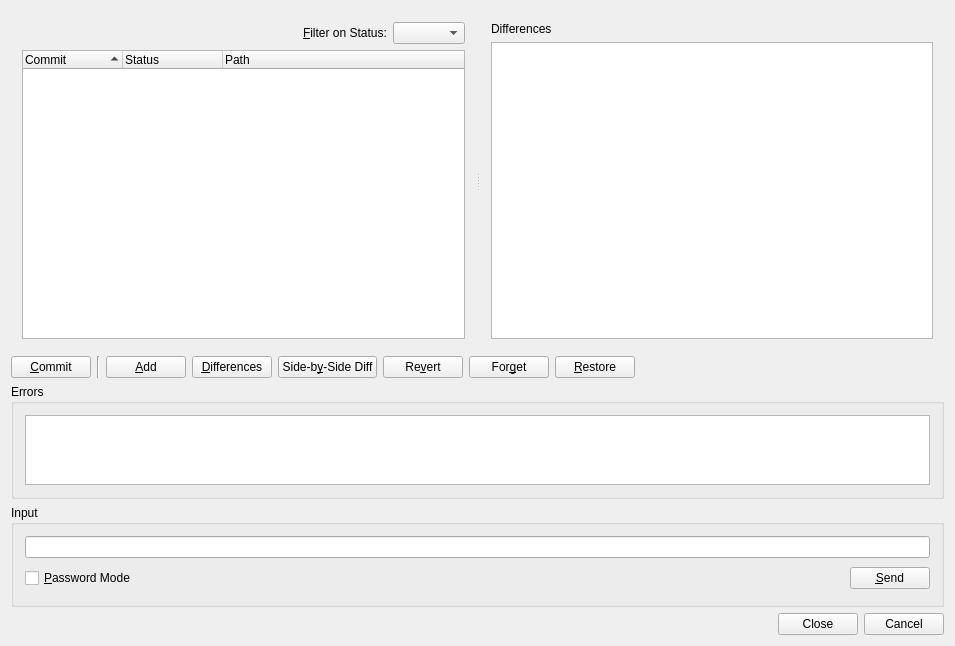
testmana2/test, file Plugins/VcsPlugins/vcsMercurial/HgStatusDialog.ui: the form before one commit.
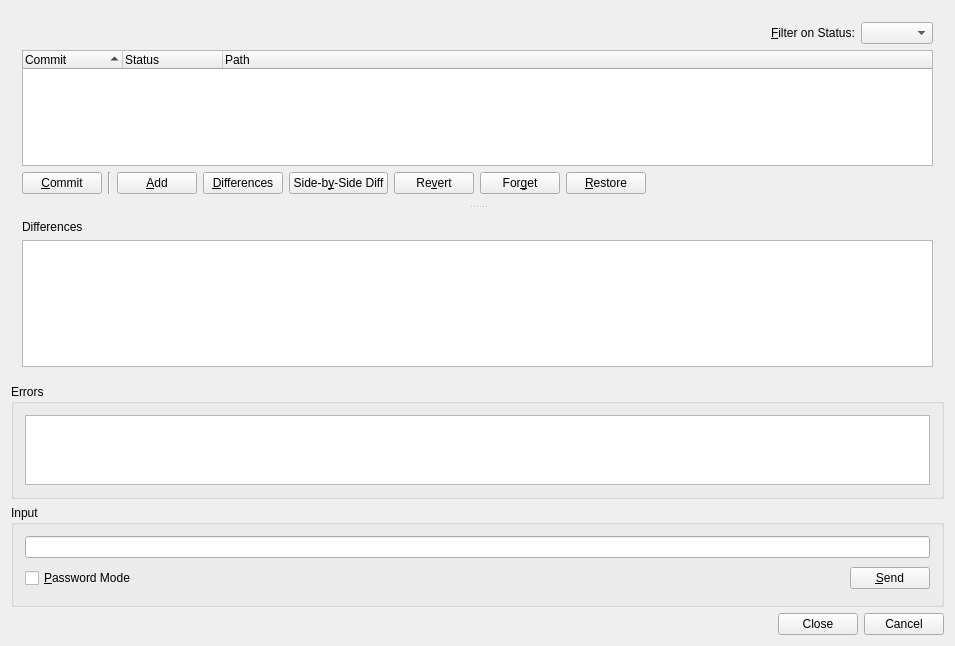
The form after the commit.

Commit message: Changed the Mercurial status dialog to show the status list and the diff vertically.

Patch:
```diff
--- a/Plugins/VcsPlugins/vcsMercurial/HgStatusDialog.ui
+++ b/Plugins/VcsPlugins/vcsMercurial/HgStatusDialog.ui
@@ -20,16 +20,10 @@
   <layout class="QVBoxLayout" name="verticalLayout_3">
    <item>
     <widget class="QSplitter" name="diffSplitter">
-     <property name="sizePolicy">
-      <sizepolicy hsizetype="Expanding" vsizetype="Preferred">
-       <horstretch>0</horstretch>
-       <verstretch>3</verstretch>
-      </sizepolicy>
-     </property>
      <property name="orientation">
-      <enum>Qt::Horizontal</enum>
+      <enum>Qt::Vertical</enum>
      </property>
-     <widget class="QWidget" name="layoutWidget">
+     <widget class="QWidget" name="">
       <layout class="QVBoxLayout" name="verticalLayout">
        <item>
         <layout class="QHBoxLayout" name="horizontalLayout_2">
@@ -105,37 +99,6 @@
          </column>
         </widget>
        </item>
-      </layout>
-     </widget>
-     <widget class="QWidget" name="layoutWidget">
-      <layout class="QVBoxLayout" name="verticalLayout_2">
-       <item>
-        <widget class="QLabel" name="label_2">
-         <property name="text">
-          <string>Differences</string>
-         </property>
-        </widget>
-       </item>
-       <item>
-        <widget class="QTextEdit" name="diffEdit">
-         <property name="tabChangesFocus">
-          <bool>true</bool>
-         </property>
-         <property name="lineWrapMode">
-          <enum>QTextEdit::NoWrap</enum>
-         </property>
-         <property name="readOnly">
-          <bool>true</bool>
-         </property>
-         <property name="acceptRichText">
-          <bool>false</bool>
-         </property>
-        </widget>
-       </item>
-      </layout>
-     </widget>
-    </widget>
-   </item>
    <item>
     <layout class="QHBoxLayout" name="horizontalLayout">
      <item>
@@ -230,6 +193,43 @@
      </item>
     </layout>
    </item>
+      </layout>
+     </widget>
+     <widget class="QWidget" name="layoutWidget">
+      <layout class="QVBoxLayout" name="verticalLayout_2">
+       <item>
+        <widget class="QLabel" name="label_2">
+         <property name="text">
+          <string>Differences</string>
+         </property>
+        </widget>
+       </item>
+       <item>
+        <widget class="QTextEdit" name="diffEdit">
+         <property name="sizePolicy">
+          <sizepolicy hsizetype="Expanding" vsizetype="Expanding">
+           <horstretch>0</horstretch>
+           <verstretch>1</verstretch>
+          </sizepolicy>
+         </property>
+         <property name="tabChangesFocus">
+          <bool>true</bool>
+         </property>
+         <property name="lineWrapMode">
+          <enum>QTextEdit::NoWrap</enum>
+         </property>
+         <property name="readOnly">
+          <bool>true</bool>
+         </property>
+         <property name="acceptRichText">
+          <bool>false</bool>
+         </property>
+        </widget>
+       </item>
+      </layout>
+     </widget>
+    </widget>
+   </item>
    <item>
     <widget class="QGroupBox" name="errorGroup">
      <property name="sizePolicy">
```
Left out of the diff: 2 changed lines with no effect on the pictures. Lines whose indentation alone changed are shown as unchanged. The commit also changes 1 other file.
